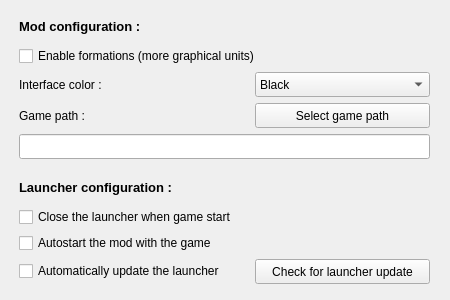
Before: the Qt Designer form checker/optionbox.ui in dbkblk/rand_launcher, drawn with Qt 5.
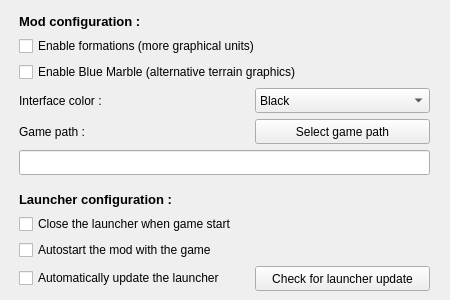
After: the same form once the commit is applied.

Commit message: Add an option to use blue marble !

```diff
--- a/checker/optionbox.ui
+++ b/checker/optionbox.ui
@@ -46,7 +46,7 @@
      <x>9</x>
      <y>13</y>
      <width>431</width>
-     <height>271</height>
+     <height>278</height>
     </rect>
    </property>
    <layout class="QVBoxLayout" name="verticalLayout_4">
@@ -70,6 +70,13 @@
       </property>
      </widget>
     </item>
+    <item>
+     <widget class="QCheckBox" name="opt_checkbox_bluemarble">
+      <property name="text">
+       <string>Enable Blue Marble (alternative terrain graphics)</string>
+      </property>
+     </widget>
+    </item>
     <item>
      <layout class="QHBoxLayout" name="horizontalLayout">
       <item>
```
The commit also changes 8 other files.
